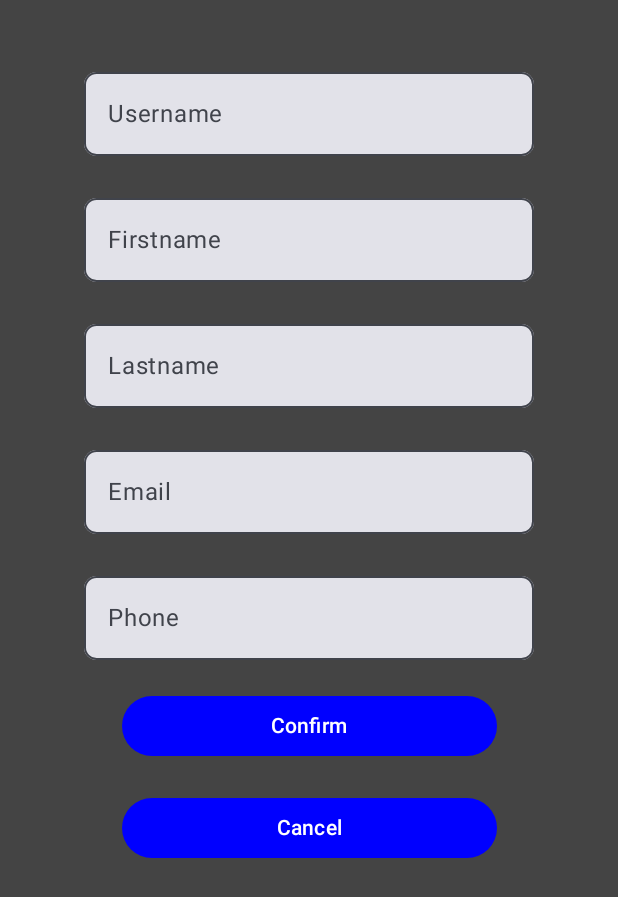
After one commit to Team-Tracker/Mobile, an Android app built with Jetpack Compose: the EditUserScreen screen opened through its navigation route, on a phone screen of 412 x 824 dp. The commit adds this screen. Shown: the top 897 px of the screen. Run offline under Robolectric (Android 15) with nearby library versions, the phone set to English and light mode, and no system bars.

Commit message:
EditUserScreen

```diff
--- a/app/src/main/java/at/htlhl/demoapp/MainActivity.kt
+++ b/app/src/main/java/at/htlhl/demoapp/MainActivity.kt
@@ -15,6 +15,7 @@ import at.htlhl.demoapp.data.Chat
 import at.htlhl.demoapp.data.User
 import at.htlhl.demoapp.screens.CalendarScreen
 import at.htlhl.demoapp.screens.ChatScreen
+import at.htlhl.demoapp.screens.EditUserScreen
 import at.htlhl.demoapp.screens.LoginScreen
 import at.htlhl.demoapp.screens.ProfileScreen
 import at.htlhl.demoapp.screens.RegistrationScreen
@@ -64,6 +65,9 @@ class MainActivity : ComponentActivity() {
                         composable("single_chat_screen") {
                             SingleChatScreen(navController, user, Chat())
                         }
+                        composable("edit_user_screen") {
+                            EditUserScreen(navController, user)
+                        }
                     }
                 }
             }
--- /dev/null
+++ b/app/src/main/java/at/htlhl/demoapp/screens/EditUserScreen.kt
@@ -0,0 +1,153 @@
+package at.htlhl.demoapp.screens
+
+import androidx.compose.foundation.background
+import androidx.compose.foundation.layout.Column
+import androidx.compose.foundation.layout.fillMaxSize
+import androidx.compose.foundation.layout.padding
+import androidx.compose.foundation.layout.width
+import androidx.compose.foundation.shape.RoundedCornerShape
+import androidx.compose.material3.Button
+import androidx.compose.material3.ButtonDefaults
+import androidx.compose.material3.ExperimentalMaterial3Api
+import androidx.compose.material3.OutlinedTextField
+import androidx.compose.material3.Text
+import androidx.compose.material3.TextFieldDefaults
+import androidx.compose.runtime.Composable
+import androidx.compose.runtime.getValue
+import androidx.compose.runtime.mutableStateOf
+import androidx.compose.runtime.remember
+import androidx.compose.runtime.setValue
+import androidx.compose.ui.Alignment
+import androidx.compose.ui.Modifier
+import androidx.compose.ui.graphics.Color
+import androidx.compose.ui.unit.dp
+import androidx.navigation.NavController
+import at.htlhl.demoapp.data.User
+
+@OptIn(ExperimentalMaterial3Api::class)
+@Composable
+fun EditUserScreen(navController: NavController, user: User) {
+
+    var newUsername: String by remember { mutableStateOf(user.getUsername()) }
+    var newFirstName: String by remember { mutableStateOf(user.getFirstName()) }
+    var newLastName: String by remember { mutableStateOf(user.getLastName()) }
+    var newEmail: String by remember { mutableStateOf(user.getEmail()) }
+    var newPhone: String by remember { mutableStateOf(user.getPhone()) }
+
+    var newPassword: String by remember { mutableStateOf("") }
+
+
+    Column(
+        modifier = Modifier
+            .background(Color.DarkGray)
+            .padding(top = 20.dp)
+            .fillMaxSize()
+    ) {
+        OutlinedTextField(
+            value = newUsername,
+            onValueChange = { newText -> newUsername = newText },
+            label = { Text("Username") },
+            colors = TextFieldDefaults.textFieldColors(
+                focusedLabelColor = Color.White
+            ),
+            modifier = Modifier
+                .width(300.dp)
+                .align(Alignment.CenterHorizontally)
+                .padding(top = 20.dp),
+            shape = RoundedCornerShape(percent = 15)
+        )
+
+        OutlinedTextField(
+            value = newFirstName,
+            onValueChange = { newText -> newFirstName = newText },
+            label = { Text("Firstname") },
+            colors = TextFieldDefaults.textFieldColors(
+                focusedLabelColor = Color.White
+            ),
+            modifier = Modifier
+                .width(300.dp)
+                .align(Alignment.CenterHorizontally)
+                .padding(top = 20.dp),
+            shape = RoundedCornerShape(percent = 15)
+        )
+
+        OutlinedTextField(
+            value = newLastName,
+            onValueChange = { newText -> newLastName = newText },
+            label = { Text("Lastname") },
+            colors = TextFieldDefaults.textFieldColors(
+                focusedLabelColor = Color.White
+            ),
+            modifier = Modifier
+                .width(300.dp)
+                .align(Alignment.CenterHorizontally)
+                .padding(top = 20.dp),
+            shape = RoundedCornerShape(percent = 15)
+        )
+
+        OutlinedTextField(
+            value = newEmail,
+            onValueChange = { newText -> newEmail = newText },
+            label = { Text("Email") },
+            colors = TextFieldDefaults.textFieldColors(
+                focusedLabelColor = Color.White,
+            ),
+            modifier = Modifier
+                .width(300.dp)
+                .align(Alignment.CenterHorizontally)
+                .padding(top = 20.dp),
+            shape = RoundedCornerShape(percent = 15)
+        )
+
+        OutlinedTextField(
+            value = newPhone,
+            onValueChange = { newText -> newPhone = newText },
+            label = { Text("Phone") },
+            colors = TextFieldDefaults.textFieldColors(
+                focusedLabelColor = Color.White
+            ),
+            modifier = Modifier
+                .width(300.dp)
+                .align(Alignment.CenterHorizontally)
+                .padding(top = 20.dp),
+            shape = RoundedCornerShape(percent = 15)
+        )
+
+        Button(
+            onClick = {
+                navController.navigate("profile_screen")
+                user.setUsername(newUsername)
+                user.setFirstName(newFirstName)
+                user.setLastName(newLastName)
+                user.setEmail(newEmail)
+                user.setPhone(newPhone)
+            },
+            colors = ButtonDefaults.buttonColors(
+                Color.Blue
+            ),
+            modifier = Modifier
+                .width(250.dp)
+                .align(Alignment.CenterHorizontally)
+                .padding(top = 20.dp),
+            shape = RoundedCornerShape(percent = 50)
+        ) {
+            Text("Confirm")
+        }
+
+        Button(
+            onClick = {
+                navController.navigate("profile_screen")
+            },
+            colors = ButtonDefaults.buttonColors(
+                Color.Blue
+            ),
+            modifier = Modifier
+                .width(250.dp)
+                .align(Alignment.CenterHorizontally)
+                .padding(top = 20.dp),
+            shape = RoundedCornerShape(percent = 50)
+        ) {
+            Text("Cancel")
+        }
+    }
+}
--- a/app/src/main/java/at/htlhl/demoapp/screens/LoginScreen.kt
+++ b/app/src/main/java/at/htlhl/demoapp/screens/LoginScreen.kt
@@ -40,7 +40,7 @@ fun LoginScreen(navController: NavController, user: User) {
     var username by remember { mutableStateOf("") }
     var password by remember { mutableStateOf("") }
 
-    val testUsername: String = ""
+    val testUsername: String = "testUser"
     val testPW: String = ""
 
     Column(
@@ -70,8 +70,6 @@ fun LoginScreen(navController: NavController, user: User) {
             onValueChange = { newText -> username = newText },
             label = { Text("Username") },
             colors = TextFieldDefaults.textFieldColors(
-                focusedIndicatorColor = Color.White,
-                unfocusedIndicatorColor = Color.White,
                 focusedLabelColor = Color.White
             ),
             modifier = Modifier
@@ -86,9 +84,7 @@ fun LoginScreen(navController: NavController, user: User) {
             onValueChange = { newText -> password = newText },
             label = { Text("Password") },
             colors = TextFieldDefaults.textFieldColors(
-                focusedIndicatorColor = Color.White,
-                unfocusedIndicatorColor = Color.White,
-                focusedLabelColor = Color.White
+                focusedIndicatorColor = Color.White
             ),
             modifier = Modifier
                 .width(300.dp)
--- a/app/src/main/java/at/htlhl/demoapp/screens/ProfileScreen.kt
+++ b/app/src/main/java/at/htlhl/demoapp/screens/ProfileScreen.kt
@@ -50,6 +50,22 @@ fun ProfileScreen(navController: NavController, user: User) {
 
             Button(
                 onClick = {
+                    navController.navigate("edit_user_screen")
+                },
+                colors = ButtonDefaults.buttonColors(
+                    Color.Blue
+                ),
+                modifier = Modifier
+                    .width(250.dp)
+                    .align(Alignment.CenterHorizontally)
+                    .padding(top = 20.dp),
+                shape = RoundedCornerShape(percent = 50)
+            ) {
+                Text("Edit User")
+            }
+
+            Button(
+                onClick = {
                     navController.navigate("login_screen")
                 },
                 colors = ButtonDefaults.buttonColors(
@@ -58,7 +74,7 @@ fun ProfileScreen(navController: NavController, user: User) {
                 modifier = Modifier
                     .width(250.dp)
                     .align(Alignment.CenterHorizontally)
-                    .padding(bottom = 20.dp),
+                    .padding(top = 20.dp),
                 shape = RoundedCornerShape(percent = 50)
             ) {
                 Text("Logout")
--- a/app/src/main/java/at/htlhl/demoapp/screens/RegistrationScreen.kt
+++ b/app/src/main/java/at/htlhl/demoapp/screens/RegistrationScreen.kt
@@ -44,9 +44,7 @@ fun RegistrationScreen(navController: NavController, user: User) {
             value = username, onValueChange = { newText -> username = newText },
             label = { Text("Username") },
             colors = TextFieldDefaults.textFieldColors(
-                focusedIndicatorColor = Color.White,
-                unfocusedIndicatorColor = Color.White,
-                focusedLabelColor = Color.White,
+                focusedLabelColor = Color.White
             ),
             modifier = Modifier
                 .width(300.dp)
@@ -60,8 +58,6 @@ fun RegistrationScreen(navController: NavController, user: User) {
             onValueChange = { newText -> password = newText },
             label = { Text("Password") },
             colors = TextFieldDefaults.textFieldColors(
-                focusedIndicatorColor = Color.White,
-                unfocusedIndicatorColor = Color.White,
                 focusedLabelColor = Color.White
             ),
             modifier = Modifier
@@ -78,8 +74,6 @@ fun RegistrationScreen(navController: NavController, user: User) {
             onValueChange = { newText -> repeatPW = newText },
             label = { Text("Repeat Password") },
             colors = TextFieldDefaults.textFieldColors(
-                focusedIndicatorColor = Color.White,
-                unfocusedIndicatorColor = Color.White,
                 focusedLabelColor = Color.White
             ),
             modifier = Modifier
```
